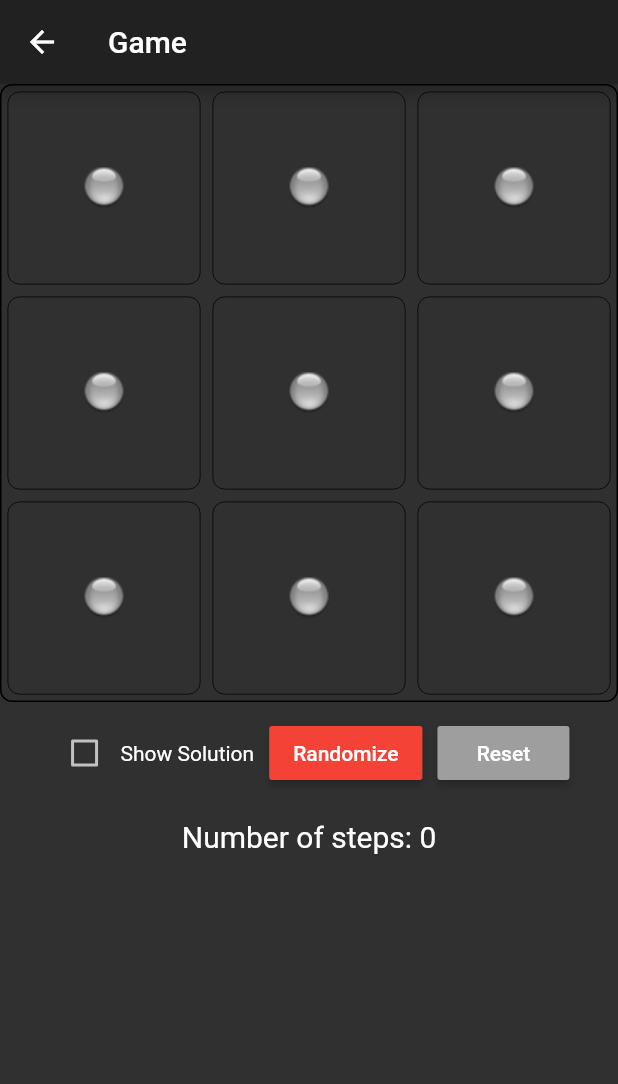
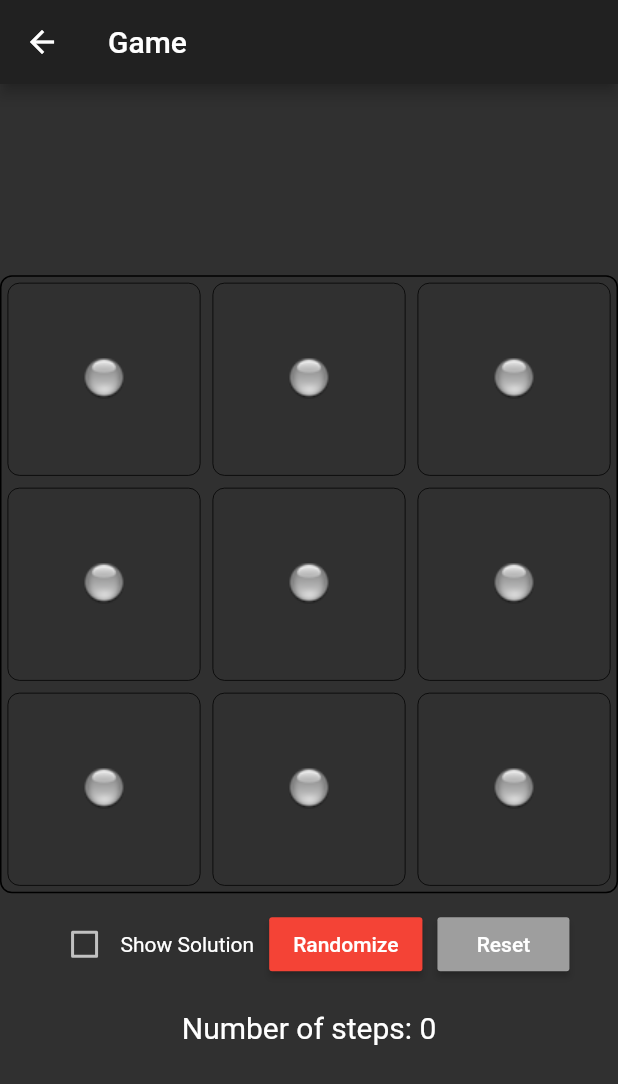
Before and after one commit to adso023/Flutter-Lights-Out, a Flutter app: the screen it shows after launch, after a tap on "Start Game", on a phone screen of 412 x 824 dp. Shown: the top 1084 px of the screen. Run offline on Flutter 3.47's test engine with Material 2 defaults, Android fonts, the phone set to English and light mode, and no system bars.

Commit message:
Backend Commit

```diff
--- a/lightsout_app/lib/game.dart
+++ b/lightsout_app/lib/game.dart
@@ -25,7 +25,6 @@ class _GameState extends State<Game>{
 
   @override
   void initState() {
-    // TODO: implement initState
     super.initState();
 
     for(int i = 0; i < dim; i++){
@@ -163,6 +162,8 @@ class _GameState extends State<Game>{
           ],
         ),
       ) : Column(
+        crossAxisAlignment: CrossAxisAlignment.center,
+        mainAxisAlignment: MainAxisAlignment.center,
         children: <Widget>[
           AspectRatio(
             aspectRatio: 1,
```
